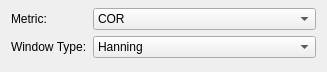
This is libraries/disp/viewers/formfiles/connectivitysettingsview.ui in mne-tools/mne-cpp as Qt 5 draws it before an edit. The edited form follows.
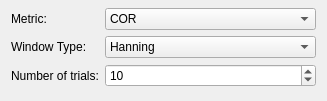
This is the edited form.

Commit message: [SC-167] Add number of trials to rt connectivity plugin. Fix problem in mne plugin and empty source estimate.

```diff
--- a/libraries/disp/viewers/formfiles/connectivitysettingsview.ui
+++ b/libraries/disp/viewers/formfiles/connectivitysettingsview.ui
@@ -7,7 +7,7 @@
     <x>0</x>
     <y>0</y>
     <width>327</width>
-    <height>72</height>
+    <height>101</height>
    </rect>
   </property>
   <property name="sizePolicy">
@@ -120,6 +120,26 @@
        </property>
       </widget>
      </item>
+     <item row="2" column="0">
+      <widget class="QLabel" name="label">
+       <property name="text">
+        <string>Number of trials:</string>
+       </property>
+      </widget>
+     </item>
+     <item row="2" column="1">
+      <widget class="QSpinBox" name="m_spinBox_numberTrials">
+       <property name="minimum">
+        <number>1</number>
+       </property>
+       <property name="maximum">
+        <number>1000</number>
+       </property>
+       <property name="value">
+        <number>10</number>
+       </property>
+      </widget>
+     </item>
     </layout>
    </item>
   </layout>
```
The commit also changes 6 other files.
